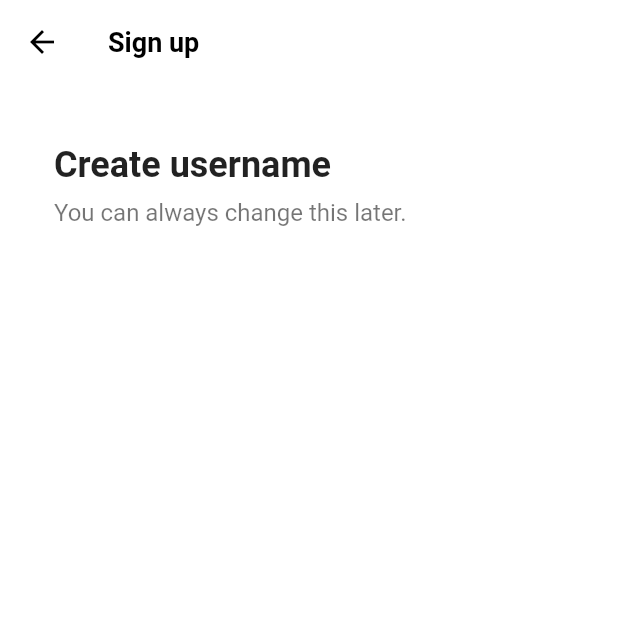
After one commit to seo081225/tiktok_clone, a Flutter app: the screen it shows after launch, after a tap on "Use email & password", on a phone screen of 412 x 824 dp, the top half of it. The commit adds this screen. Run offline on Flutter 3.47's test engine with Material 2 defaults, Android fonts, the phone set to English and light mode, and no system bars; our stand-ins replace font_awesome_flutter.

Commit message:
#4.3 Sign Up Form ThemeData

```diff
--- /dev/null
+++ b/lib/features/authentication/email_screen.dart
@@ -0,0 +1,43 @@
+import 'package:flutter/material.dart';
+import 'package:tiktok_clone_2023/constants/gaps.dart';
+import 'package:tiktok_clone_2023/constants/sizes.dart';
+
+class EmailScreen extends StatelessWidget {
+  const EmailScreen({super.key});
+
+  @override
+  Widget build(BuildContext context) {
+    return Scaffold(
+        appBar: AppBar(
+          title: const Text(
+            'Sign up',
+          ),
+        ),
+        body: Padding(
+          padding: const EdgeInsets.symmetric(
+            horizontal: Sizes.size36,
+          ),
+          child: Column(
+            crossAxisAlignment: CrossAxisAlignment.start,
+            children: const [
+              Gaps.v40,
+              Text(
+                "Create username",
+                style: TextStyle(
+                  fontSize: Sizes.size24,
+                  fontWeight: FontWeight.w700,
+                ),
+              ),
+              Gaps.v8,
+              Text(
+                "You can always change this later.",
+                style: TextStyle(
+                  fontSize: Sizes.size16,
+                  color: Colors.black54,
+                ),
+              ),
+            ],
+          ),
+        ));
+  }
+}
--- a/lib/features/authentication/login_screen.dart
+++ b/lib/features/authentication/login_screen.dart
@@ -54,7 +54,7 @@ class LoginScreen extends StatelessWidget {
         ),
       ),
       bottomNavigationBar: BottomAppBar(
-        color: Colors.grey.shade100,
+        color: Colors.grey.shade50,
         elevation: 2,
         child: Padding(
           padding: const EdgeInsets.symmetric(
--- a/lib/features/authentication/sign_up_screen.dart
+++ b/lib/features/authentication/sign_up_screen.dart
@@ -2,16 +2,25 @@ import 'package:flutter/material.dart';
 import 'package:font_awesome_flutter/font_awesome_flutter.dart';
 import 'package:tiktok_clone_2023/constants/gaps.dart';
 import 'package:tiktok_clone_2023/constants/sizes.dart';
+import 'package:tiktok_clone_2023/features/authentication/email_screen.dart';
 import 'package:tiktok_clone_2023/features/authentication/login_screen.dart';
 import 'package:tiktok_clone_2023/features/authentication/widgets/auth_button.dart';
 
 class SignUpScreen extends StatelessWidget {
   const SignUpScreen({super.key});
 
-  void onLoginTap(BuildContext context) {
+  void _onLoginTap(BuildContext context) {
     Navigator.of(context).push(
       MaterialPageRoute(
         builder: (context) => const LoginScreen(),
+      ),
+    );
+  }
+
+  void _onEmailTap(BuildContext context) {
+    Navigator.of(context).push(
+      MaterialPageRoute(
+        builder: (context) => const EmailScreen(),
       ),
     );
   }
@@ -26,9 +35,9 @@ class SignUpScreen extends StatelessWidget {
           ),
           child: Column(
             mainAxisSize: MainAxisSize.min,
-            children: const [
+            children: [
               Gaps.v80,
-              Text(
+              const Text(
                 "Sign up for TikTok",
                 style: TextStyle(
                   fontSize: Sizes.size24,
@@ -36,7 +45,7 @@ class SignUpScreen extends StatelessWidget {
                 ),
               ),
               Gaps.v20,
-              Text(
+              const Text(
                 "Create a profile, follow other accounts, make your own videos, and more.",
                 style: TextStyle(
                   fontSize: Sizes.size16,
@@ -45,12 +54,15 @@ class SignUpScreen extends StatelessWidget {
                 textAlign: TextAlign.center,
               ),
               Gaps.v40,
-              AuthButton(
-                icon: FaIcon(FontAwesomeIcons.user),
-                text: "Use email & password",
+              GestureDetector(
+                onTap: () => _onEmailTap(context),
+                child: const AuthButton(
+                  icon: FaIcon(FontAwesomeIcons.user),
+                  text: "Use email & password",
+                ),
               ),
               Gaps.v16,
-              AuthButton(
+              const AuthButton(
                 icon: FaIcon(FontAwesomeIcons.apple),
                 text: "Continue with Apple",
               ),
@@ -59,7 +71,7 @@ class SignUpScreen extends StatelessWidget {
         ),
       ),
       bottomNavigationBar: BottomAppBar(
-        color: Colors.grey.shade100,
+        color: Colors.grey.shade50,
         elevation: 2,
         child: Padding(
           padding: const EdgeInsets.symmetric(
@@ -76,7 +88,7 @@ class SignUpScreen extends StatelessWidget {
               ),
               Gaps.h5,
               GestureDetector(
-                onTap: () => onLoginTap(context),
+                onTap: () => _onLoginTap(context),
                 child: Text(
                   'Log in',
                   style: TextStyle(
--- a/lib/main.dart
+++ b/lib/main.dart
@@ -1,4 +1,5 @@
 import 'package:flutter/material.dart';
+import 'package:tiktok_clone_2023/constants/sizes.dart';
 import 'package:tiktok_clone_2023/features/authentication/sign_up_screen.dart';
 
 void main() {
@@ -13,8 +14,17 @@ class TikTokApp extends StatelessWidget {
     return MaterialApp(
       title: 'Flutter Demo',
       theme: ThemeData(
-        primaryColor: const Color(0xFFE9435A),
-      ),
+          primaryColor: const Color(0xFFE9435A),
+          scaffoldBackgroundColor: Colors.white,
+          appBarTheme: const AppBarTheme(
+            foregroundColor: Colors.black,
+            backgroundColor: Colors.white,
+            elevation: 0,
+            titleTextStyle: TextStyle(
+                color: Colors.black,
+                fontSize: Sizes.size16 + Sizes.size2,
+                fontWeight: FontWeight.w600),
+          )),
       home: const SignUpScreen(),
     );
   }
```
Also changed, not shown: lib/features/authentication/username_screen.dart (added).
